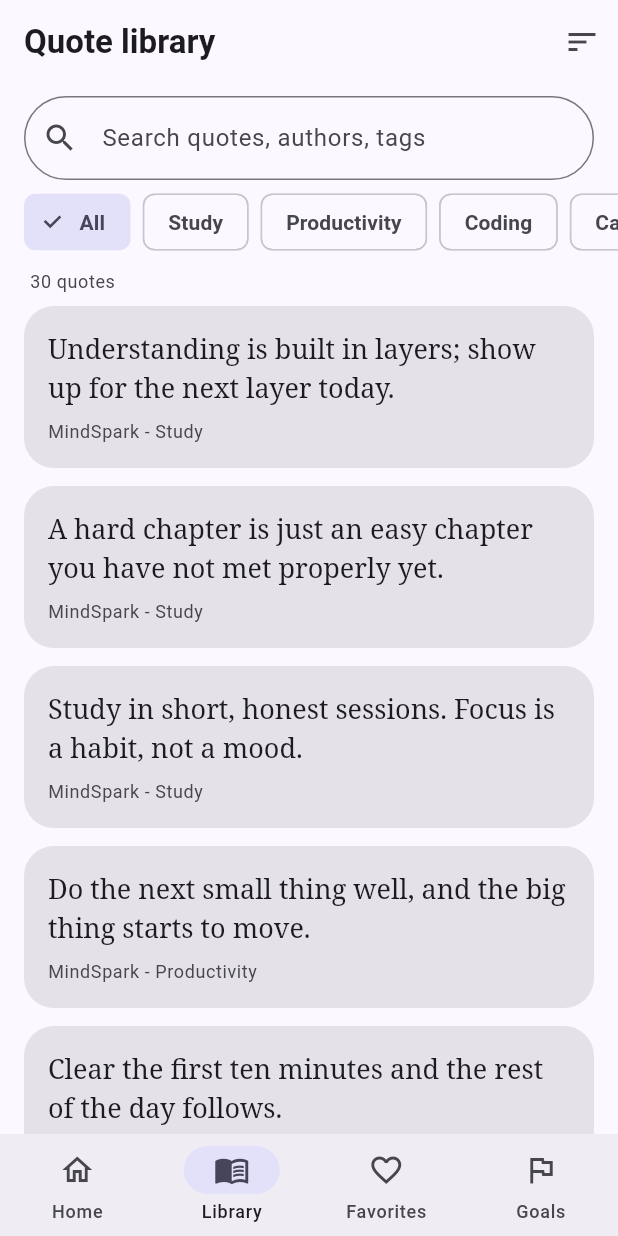
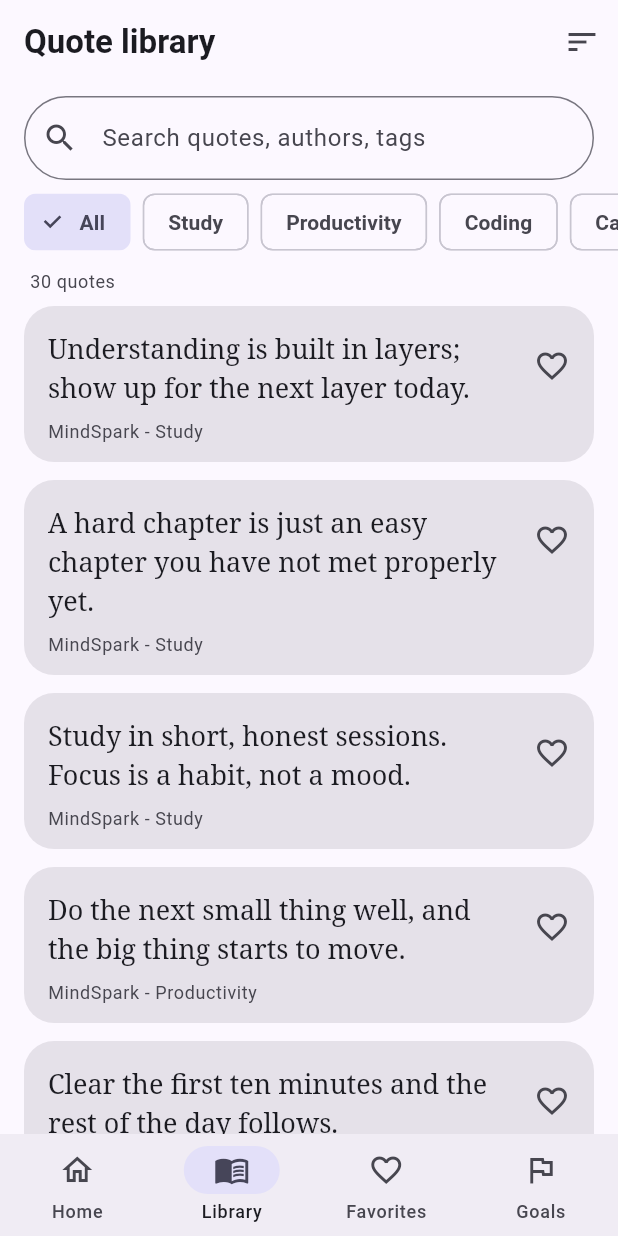
Before and after one commit to Karthikkk07/MindSpark, a Flutter app: the LibraryScreen screen opened by its route, on a phone screen of 412 x 824 dp. Run offline on Flutter 3.47's test engine with Material 3 defaults, Android fonts, the phone set to English and light mode, and no system bars; our stand-ins replace flutter_riverpod, go_router, shared_preferences; accounts and stored records are empty.

Commit message:
feat: add favorites, native share and shared quote actions

```diff
--- a/lib/features/quotes/library_screen.dart
+++ b/lib/features/quotes/library_screen.dart
@@ -1,14 +1,11 @@
 import 'package:flutter/material.dart';
 import 'package:flutter_riverpod/flutter_riverpod.dart';
-import 'package:go_router/go_router.dart';
 
-import '../../core/router/app_routes.dart';
-import '../../core/theme/app_theme.dart';
-import '../../models/quote.dart';
 import '../../models/quote_category.dart';
 import 'library_providers.dart';
 import 'library_query.dart';
 import 'quote_providers.dart';
+import 'widgets/quote_tile.dart';
 
 class LibraryScreen extends ConsumerStatefulWidget {
   const LibraryScreen({super.key});
@@ -144,7 +141,7 @@ class _LibraryScreenState extends ConsumerState<LibraryScreen> {
                         padding: const EdgeInsets.fromLTRB(16, 4, 16, 24),
                         itemCount: quotes.length,
                         itemBuilder: (context, index) =>
-                            _QuoteTile(quote: quotes[index]),
+                            QuoteTile(quote: quotes[index]),
                       ),
                     ),
                   ],
@@ -153,49 +150,6 @@ class _LibraryScreenState extends ConsumerState<LibraryScreen> {
             ),
           ),
         ],
-      ),
-    );
-  }
-}
-
-class _QuoteTile extends StatelessWidget {
-  const _QuoteTile({required this.quote});
-
-  final Quote quote;
-
-  @override
-  Widget build(BuildContext context) {
-    final theme = Theme.of(context);
-
-    return Card(
-      elevation: 0,
-      margin: const EdgeInsets.only(bottom: 12),
-      color: theme.colorScheme.surfaceContainerHighest,
-      clipBehavior: Clip.antiAlias,
-      shape: RoundedRectangleBorder(borderRadius: BorderRadius.circular(20)),
-      child: InkWell(
-        onTap: () => context.push(AppRoutes.quotePath(quote.id)),
-        child: Padding(
-          padding: const EdgeInsets.all(16),
-          child: Column(
-            crossAxisAlignment: CrossAxisAlignment.start,
-            children: [
-              Text(
-                quote.text,
-                maxLines: 3,
-                overflow: TextOverflow.ellipsis,
-                style: AppTheme.quoteStyle(context).copyWith(fontSize: 18),
-              ),
-              const SizedBox(height: 8),
-              Text(
-                '${quote.author} - ${quote.categoryLabel}',
-                style: theme.textTheme.bodySmall?.copyWith(
-                  color: theme.colorScheme.onSurfaceVariant,
-                ),
-              ),
-            ],
-          ),
-        ),
       ),
     );
   }
--- /dev/null
+++ b/lib/features/quotes/widgets/quote_tile.dart
@@ -0,0 +1,71 @@
+import 'package:flutter/material.dart';
+import 'package:flutter_riverpod/flutter_riverpod.dart';
+import 'package:go_router/go_router.dart';
+
+import '../../../core/router/app_routes.dart';
+import '../../../core/theme/app_theme.dart';
+import '../../../models/quote.dart';
+import '../../favorites/favorites_providers.dart';
+
+/// A quote row with a favourite heart, used by Library and Favorites.
+class QuoteTile extends ConsumerWidget {
+  const QuoteTile({super.key, required this.quote});
+
+  final Quote quote;
+
+  @override
+  Widget build(BuildContext context, WidgetRef ref) {
+    final theme = Theme.of(context);
+    final isFavorite = ref.watch(
+      favoritesProvider.select((ids) => ids.contains(quote.id)),
+    );
+
+    return Card(
+      elevation: 0,
+      margin: const EdgeInsets.only(bottom: 12),
+      color: theme.colorScheme.surfaceContainerHighest,
+      clipBehavior: Clip.antiAlias,
+      shape: RoundedRectangleBorder(borderRadius: BorderRadius.circular(20)),
+      child: InkWell(
+        onTap: () => context.push(AppRoutes.quotePath(quote.id)),
+        child: Padding(
+          padding: const EdgeInsets.fromLTRB(16, 16, 4, 12),
+          child: Row(
+            crossAxisAlignment: CrossAxisAlignment.start,
+            children: [
+              Expanded(
+                child: Column(
+                  crossAxisAlignment: CrossAxisAlignment.start,
+                  children: [
+                    Text(
+                      quote.text,
+                      maxLines: 3,
+                      overflow: TextOverflow.ellipsis,
+                      style:
+                          AppTheme.quoteStyle(context).copyWith(fontSize: 18),
+                    ),
+                    const SizedBox(height: 8),
+                    Text(
+                      '${quote.author} - ${quote.categoryLabel}',
+                      style: theme.textTheme.bodySmall?.copyWith(
+                        color: theme.colorScheme.onSurfaceVariant,
+                      ),
+                    ),
+                  ],
+                ),
+              ),
+              IconButton(
+                tooltip:
+                    isFavorite ? 'Remove from favorites' : 'Add to favorites',
+                icon: Icon(isFavorite ? Icons.favorite : Icons.favorite_border),
+                color: isFavorite ? theme.colorScheme.primary : null,
+                onPressed: () =>
+                    ref.read(favoritesProvider.notifier).toggle(quote.id),
+              ),
+            ],
+          ),
+        ),
+      ),
+    );
+  }
+}
```
Also changed, not shown: lib/core/platform/share_service.dart (added, +21 -0 lines), lib/features/favorites/favorites_providers.dart (added, +37 -0 lines), lib/features/favorites/favorites_screen.dart (+88 -7 lines), lib/features/home/home_screen.dart (+0 -13 lines), lib/features/home/widgets/quote_card.dart (+6 -10 lines), lib/features/quotes/quote_action_bar.dart (added, +48 -0 lines), lib/features/quotes/quote_actions.dart (+23 -3 lines), lib/features/quotes/quote_detail_screen.dart (+29 -6 lines), lib/repositories/favorites_repository.dart (added, +19 -0 lines), 2 other files.
